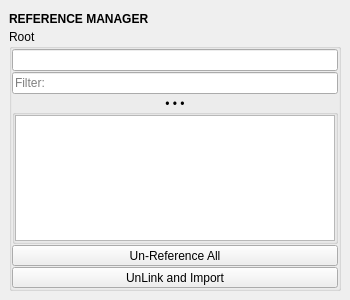
m3trik/mayatk, file mayatk/core_utils/reference_manager.ui: the form before one commit.
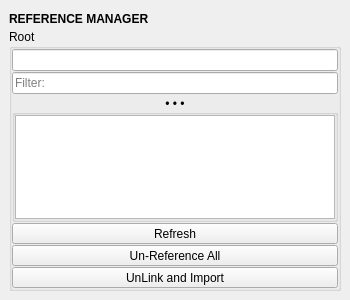
The form after the commit. Custom widgets are drawn as their Qt base class.

The edit to the form file:
```diff
--- a/mayatk/core_utils/reference_manager.ui
+++ b/mayatk/core_utils/reference_manager.ui
@@ -115,6 +115,28 @@
            </layout>
           </widget>
          </item>
+         <item>
+          <widget class="QPushButton" name="b004">
+           <property name="minimumSize">
+            <size>
+             <width>0</width>
+             <height>21</height>
+            </size>
+           </property>
+           <property name="maximumSize">
+            <size>
+             <width>16777215</width>
+             <height>21</height>
+            </size>
+           </property>
+           <property name="toolTip">
+            <string>Refresh the list of references based on the current workspace and filter settings.</string>
+           </property>
+           <property name="text">
+            <string>Refresh</string>
+           </property>
+          </widget>
+         </item>
          <item>
           <widget class="QPushButton" name="b002">
            <property name="minimumSize">
```
